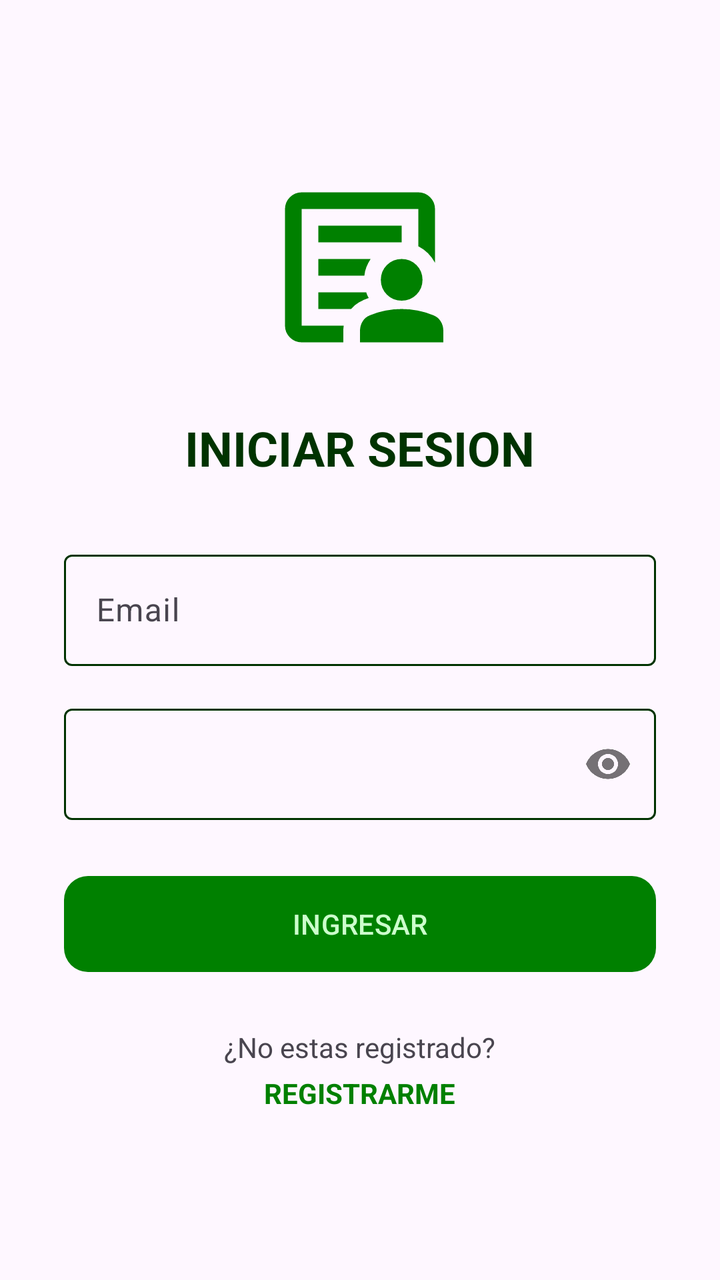
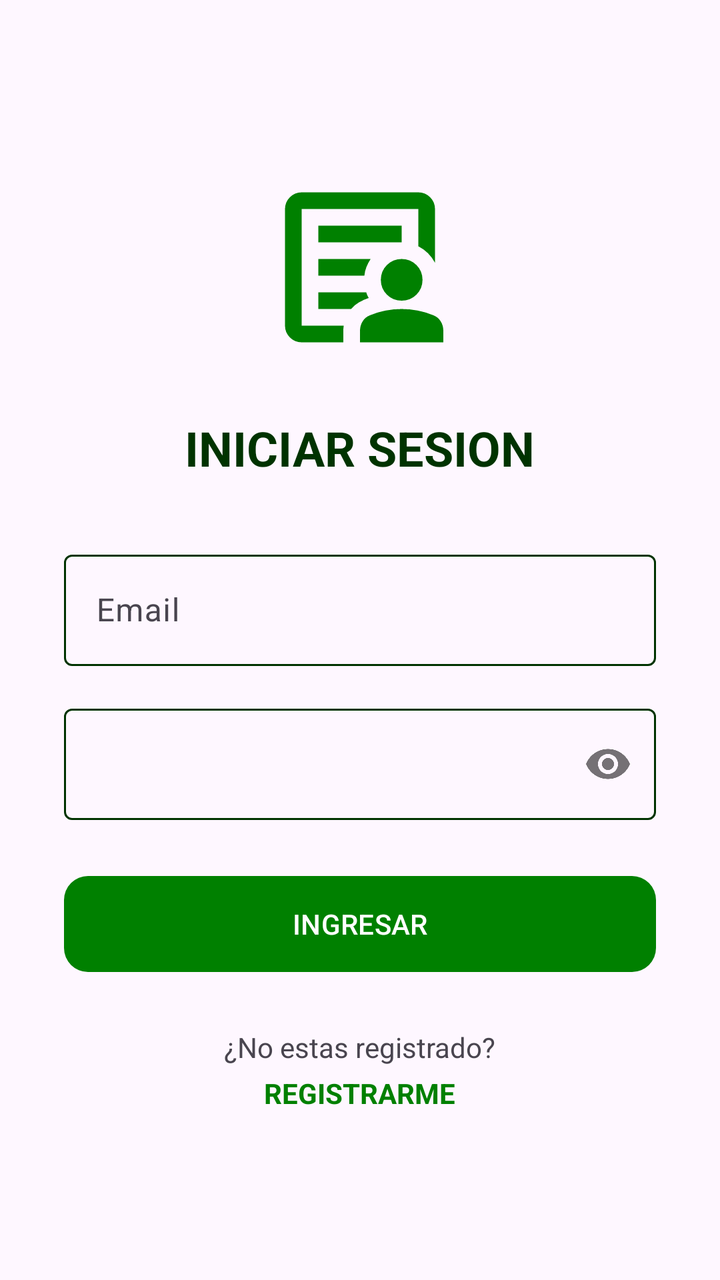

Two renders of the same Android screen: before a commit and after it. Below are the layout's source before the change and the commit's diff.
<!-- AndroidManifest.xml: application theme Theme.MyLittleFinanControl -->
<!-- res/layout/activity_login_email.xml -->
<?xml version="1.0" encoding="utf-8"?>
<androidx.appcompat.widget.LinearLayoutCompat xmlns:android="http://schemas.android.com/apk/res/android"
    xmlns:app="http://schemas.android.com/apk/res-auto"
    xmlns:tools="http://schemas.android.com/tools"
    android:id="@+id/main"
    android:layout_width="match_parent"
    android:layout_height="match_parent"
    android:background="?android:attr/colorBackground"
    android:gravity="center"
    android:orientation="vertical"
    android:padding="32dp"
    tools:context=".LoginEmailActivity">

    <ImageView
        android:layout_width="100dp"
        android:layout_height="100dp"
        android:layout_marginBottom="24dp"
        android:src="@drawable/ic_perfil"
        app:tint="@color/primary" />

    <TextView
        android:layout_width="wrap_content"
        android:layout_height="wrap_content"
        android:layout_marginBottom="32dp"
        android:text="@string/txt_login"
        android:textAllCaps="true"
        android:textColor="?attr/colorOnSurface"
        android:textSize="24sp"
        android:textStyle="bold" />

    <com.google.android.material.textfield.TextInputLayout
        style="@style/Widget.Material3.TextInputLayout.OutlinedBox"
        android:layout_width="match_parent"
        android:layout_height="wrap_content"
        android:layout_marginBottom="16dp"
        android:hint="@string/et_email">

        <com.google.android.material.textfield.TextInputEditText
            android:id="@+id/et_email"
            android:layout_width="match_parent"
            android:layout_height="wrap_content"
            android:inputType="textEmailAddress" />
    </com.google.android.material.textfield.TextInputLayout>

    <com.google.android.material.textfield.TextInputLayout
        style="@style/Widget.Material3.TextInputLayout.OutlinedBox"
        android:layout_width="match_parent"
        android:layout_height="wrap_content"
        android:layout_marginBottom="24dp"
        app:passwordToggleEnabled="true">

        <com.google.android.material.textfield.TextInputEditText
            android:id="@+id/et_password"
            android:layout_width="match_parent"
            android:layout_height="wrap_content"
            android:inputType="textPassword" />
    </com.google.android.material.textfield.TextInputLayout>

    <com.google.android.material.button.MaterialButton
        android:id="@+id/btn_ingresar"
        android:layout_width="match_parent"
        android:layout_height="56dp"
        android:text="@string/btn_ingresar"
        android:textAllCaps="true"
        app:backgroundTint="@color/primary"
        app:cornerRadius="12dp" />

    <LinearLayout
        android:layout_width="wrap_content"
        android:layout_height="wrap_content"
        android:layout_marginTop="24dp"
        android:gravity="center"
        android:orientation="vertical">

        <TextView
            android:id="@+id/txt_no_tiene_cuenta"
            android:layout_width="wrap_content"
            android:layout_height="wrap_content"
            android:text="@string/txt_no_tiene_cuenta"
            android:textColor="?attr/colorOnSurfaceVariant"
            android:textSize="14sp" />

        <TextView
            android:id="@+id/tv_registrarme"
            android:layout_width="wrap_content"
            android:layout_height="wrap_content"
            android:layout_marginTop="4dp"
            android:text="@string/tv_registrarme"
            android:textAllCaps="true"
            android:textColor="@color/primary"
            android:textSize="14sp"
            android:textStyle="bold" />
    </LinearLayout>

</androidx.appcompat.widget.LinearLayoutCompat>
<!-- resources referenced by this layout -->
<resources>
  <color name="primary">#008000</color>
  <!-- drawable ic_perfil (drawable) -->
  <vector xmlns:android="http://schemas.android.com/apk/res/android" android:height="24dp" android:tint="#000000" android:viewportHeight="960" android:viewportWidth="960" android:width="24dp">
        
      <path android:fillColor="@android:color/white" android:pathData="M200,760L200,760Q200,760 200,760Q200,760 200,760L200,200Q200,200 200,200Q200,200 200,200L200,200Q200,200 200,200Q200,200 200,200L200,379Q200,370 200,365Q200,360 200,360Q200,360 200,412.5Q200,465 200,540Q200,563 200,585Q200,607 200,627Q200,644 200,675Q200,706 200,760ZM280,520L501,520Q503,498 511,478Q519,458 531,440L280,440L280,520ZM280,680L437,680Q454,660 476,647.5Q498,635 522,627Q518,621 515,614Q512,607 510,600L280,600L280,680ZM280,360L680,360Q680,360 680,360Q680,360 680,360L680,280L280,280L280,360ZM200,840Q167,840 143.5,816.5Q120,793 120,760L120,200Q120,167 143.5,143.5Q167,120 200,120L760,120Q793,120 816.5,143.5Q840,167 840,200L840,458Q826,432 806,412Q786,392 760,379L760,200Q760,200 760,200Q760,200 760,200L200,200Q200,200 200,200Q200,200 200,200L200,760Q200,760 200,760Q200,760 200,760L402,760Q401,766 400.5,772Q400,778 400,784L400,840L200,840ZM680,640Q638,640 609,611Q580,582 580,540Q580,498 609,469Q638,440 680,440Q722,440 751,469Q780,498 780,540Q780,582 751,611Q722,640 680,640ZM480,840L480,784Q480,760 492.5,739.5Q505,719 528,710Q564,695 602.5,687.5Q641,680 680,680Q719,680 757.5,687.5Q796,695 832,710Q855,719 867.5,739.5Q880,760 880,784L880,840L480,840Z"/>
      
  </vector>
  <string name="btn_ingresar">Ingresar</string>
  <string name="et_email">Email</string>
  <string name="tv_registrarme">Registrarme</string>
  <string name="txt_login">Iniciar Sesion</string>
  <string name="txt_no_tiene_cuenta">¿No estas registrado?</string>
  <style name="Theme.MyLittleFinanControl" parent="Base.Theme.MyLittleFinanControl" />
  <style name="Base.Theme.MyLittleFinanControl" parent="Theme.Material3.DayNight.NoActionBar">
          
  
          <item name="colorPrimary">@color/verde_oscuro</item>
  
          <item name="colorOnPrimary">@color/verde_claro</item>
  
  
          <item name="colorPrimaryContainer">@color/verde_transparente</item>
          <item name="colorOnPrimaryContainer">@color/verde_negro</item>
  
  
          <item name="colorSecondary">@color/white</item>
  
          <item name="colorOnSecondary">@color/secondary</item>
  
  
          <item name="colorOutline">@color/verde_negro</item>
  
  
          <item name="colorOnSurface">@color/verde_negro</item>
  
          
          <item name="android:windowBackground">@color/background_light</item>
          <item name="colorSurface">@color/verde_transparente</item>
  
          <item name="colorError">@color/accent_alerta</item>
  
          <item name="colorOnError">@color/accent_alerta</item>
  
          
          <item name="android:statusBarColor">@color/background_light</item>
          <item name="android:windowLightStatusBar">true</item>
      </style>
  <color name="verde_oscuro">#008000</color>
  <color name="verde_claro">#CCFFCC</color>
  <color name="verde_transparente">#5FCCFFCC</color>
  <color name="verde_negro">#003300</color>
  <color name="white">#CCFFCC</color>
  <color name="secondary">#33FF00</color>
  <color name="background_light">#CCFFCC</color>
  <color name="accent_alerta">#FF7878</color>
</resources>

<!-- the commit's change to res/layout/activity_login_email.xml (unified diff, before → after) -->
@@ -16,7 +16,7 @@
         android:layout_height="100dp"
         android:layout_marginBottom="24dp"
         android:src="@drawable/ic_perfil"
-        app:tint="@color/primary" />
+        app:tint="?attr/colorPrimary" />
 
     <TextView
         android:layout_width="wrap_content"
@@ -62,7 +62,7 @@
         android:layout_height="56dp"
         android:text="@string/btn_ingresar"
         android:textAllCaps="true"
-        app:backgroundTint="@color/primary"
+        app:backgroundTint="?attr/colorPrimary"
         app:cornerRadius="12dp" />
 
     <LinearLayout
@@ -87,7 +87,7 @@
             android:layout_marginTop="4dp"
             android:text="@string/tv_registrarme"
             android:textAllCaps="true"
-            android:textColor="@color/primary"
+            android:textColor="?attr/colorPrimary"
             android:textSize="14sp"
             android:textStyle="bold" />
     </LinearLayout>
<!-- resource entries referenced after the edit -->
@@ -1,6 +1,5 @@
 <!-- resources referenced by this layout -->
 <resources>
-  <color name="primary">#008000</color>
   <!-- drawable ic_perfil (drawable) -->
   <vector xmlns:android="http://schemas.android.com/apk/res/android" android:height="24dp" android:tint="#000000" android:viewportHeight="960" android:viewportWidth="960" android:width="24dp">
         
@@ -14,46 +13,62 @@
   <string name="txt_no_tiene_cuenta">¿No estas registrado?</string>
   <style name="Theme.MyLittleFinanControl" parent="Base.Theme.MyLittleFinanControl" />
   <style name="Base.Theme.MyLittleFinanControl" parent="Theme.Material3.DayNight.NoActionBar">
+  
           
+          <item name="colorPrimary">@color/verde_oscuro</item>
+          
+          <item name="colorOnPrimary">@android:color/white</item>
   
-          <item name="colorPrimary">@color/verde_oscuro</item>
-  
-          <item name="colorOnPrimary">@color/verde_claro</item>
-  
-  
-          <item name="colorPrimaryContainer">@color/verde_transparente</item>
+          
+          <item name="colorPrimaryContainer">@color/verde_claro</item>
+          
           <item name="colorOnPrimaryContainer">@color/verde_negro</item>
   
+          
+          <item name="colorSecondary">@color/verde</item>
+          
+          <item name="colorOnSecondary">@color/verde_negro</item>
   
-          <item name="colorSecondary">@color/white</item>
+          
+          <item name="colorSecondaryContainer">@color/verde_transparente</item>
+          <item name="colorOnSecondaryContainer">@color/verde_negro</item>
   
-          <item name="colorOnSecondary">@color/secondary</item>
+          
+          <item name="colorTertiary">@color/verde_blanco_transparente</item>
+          <item name="colorOnTertiary">@color/verde_negro</item>
   
-  
+          
           <item name="colorOutline">@color/verde_negro</item>
   
-  
+          
           <item name="colorOnSurface">@color/verde_negro</item>
   
           
-          <item name="android:windowBackground">@color/background_light</item>
-          <item name="colorSurface">@color/verde_transparente</item>
-  
-          <item name="colorError">@color/accent_alerta</item>
-  
-          <item name="colorOnError">@color/accent_alerta</item>
+          
+          <item name="android:windowBackground">@android:color/white</item>
+          
+          <item name="colorSurface">@color/verde_blanco_transparente</item>
   
           
-          <item name="android:statusBarColor">@color/background_light</item>
+          <item name="colorError">@color/rojo_alerta</item>
+          <item name="colorOnError">@color/rojo_transparente</item>
+  
+          
+          <item name="android:statusBarColor">@android:color/white</item>
           <item name="android:windowLightStatusBar">true</item>
+  
+          
+          <item name="colorSurfaceVariant">#E0E0E0</item>
+          <item name="colorOnSurfaceVariant">#49454F</item>
+  
       </style>
   <color name="verde_oscuro">#008000</color>
   <color name="verde_claro">#CCFFCC</color>
   <color name="verde_transparente">#5FCCFFCC</color>
+  <color name="verde_blanco_transparente">#D3F6FFF6</color>
+  <color name="rojo_alerta">#FF6666</color>
+  <color name="rojo_transparente">#7BF69F9F</color>
   <color name="verde_negro">#003300</color>
-  <color name="white">#CCFFCC</color>
-  <color name="secondary">#33FF00</color>
-  <color name="background_light">#CCFFCC</color>
-  <color name="accent_alerta">#FF7878</color>
+  <color name="verde">#00C292</color>
 </resources>
 
